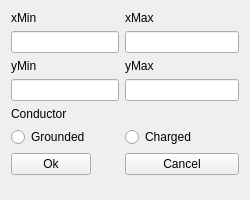
First picture: the form in rectdetails.ui, repository aleksejkvasnikov/delaunator, before the edit.
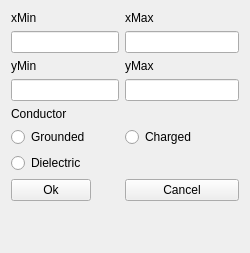
Second picture: the form after the edit.

What changed in the file:
```diff
--- a/rectdetails.ui
+++ b/rectdetails.ui
@@ -7,7 +7,7 @@
     <x>0</x>
     <y>0</y>
     <width>250</width>
-    <height>200</height>
+    <height>253</height>
    </rect>
   </property>
   <property name="windowTitle">
@@ -89,6 +89,13 @@
      </property>
     </widget>
    </item>
+   <item row="11" column="0">
+    <widget class="QRadioButton" name="dielectricButton">
+     <property name="text">
+      <string>Dielectric</string>
+     </property>
+    </widget>
+   </item>
   </layout>
  </widget>
  <resources/>
```
